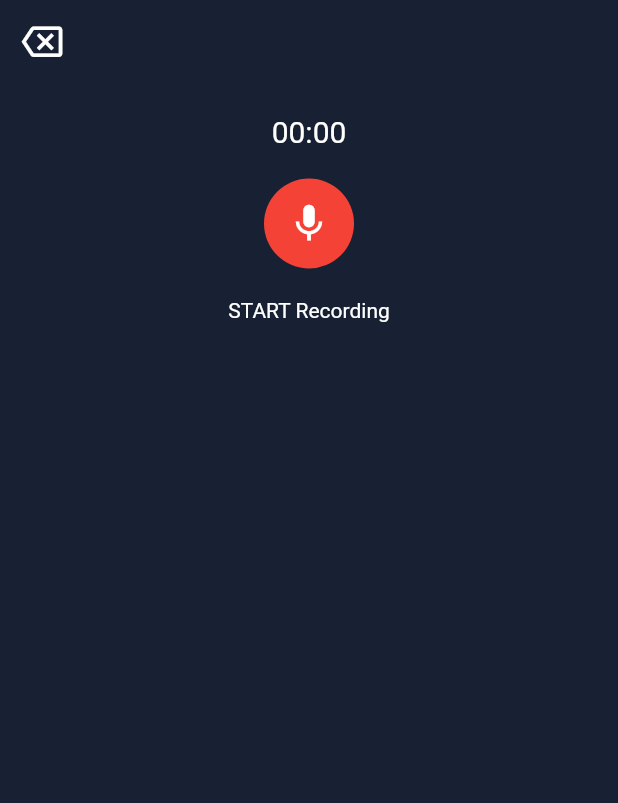
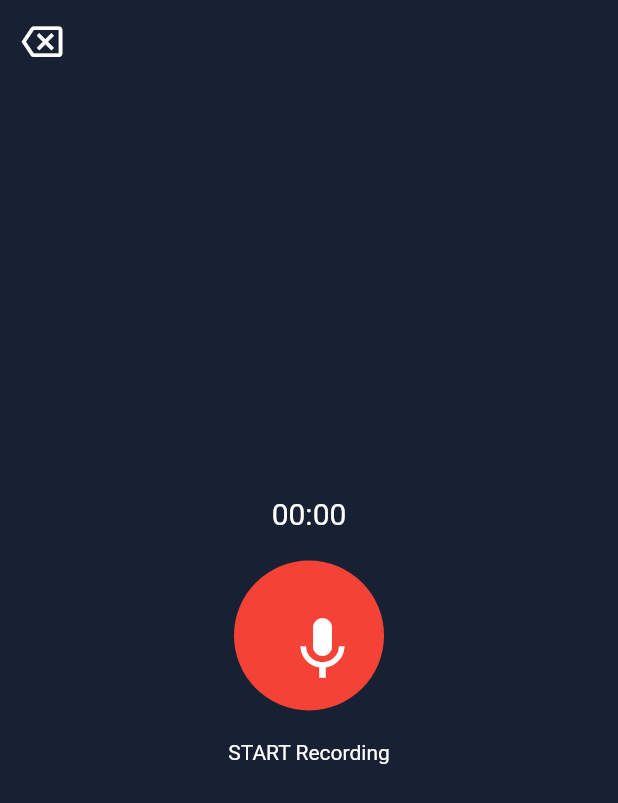
Before and after one commit to GARVIT1235/Media-Recorder, a Flutter app: the AudioController screen opened directly, on a phone screen of 412 x 824 dp. Shown: the top 803 px of the screen. Run offline on Flutter 3.47's test engine with Material 2 defaults, Android fonts, the phone set to English and light mode, and no system bars; our stand-ins replace animated_text_kit, camera, video_player.

Commit message:
second 2.2

```diff
--- a/lib/Pages/audio/audioController.dart
+++ b/lib/Pages/audio/audioController.dart
@@ -32,7 +32,8 @@ class _AudioControllerState extends State<AudioController> {
               }),
         ),
         body: Container(
-            padding: EdgeInsets.all(20),
+            padding:
+                EdgeInsets.only(top: (MediaQuery.of(context).size.height) / 3),
             height: MediaQuery.of(context).size.height,
             width: MediaQuery.of(context).size.width,
             alignment: Alignment.center,
@@ -48,18 +49,18 @@ class _AudioControllerState extends State<AudioController> {
               Container(
                 child: CircleAvatar(
                   backgroundColor: Colors.red,
-                  radius: 30,
+                  radius: 50,
                   child: IconButton(
                     icon: isRecording
                         ? Icon(
                             Icons.stop,
                             color: Colors.white,
-                            size: 30,
+                            size: 50,
                           )
                         : Icon(
                             Icons.mic,
                             color: Colors.white,
-                            size: 30,
+                            size: 50,
                           ),
                     onPressed: () {
                       setState(() {
```
